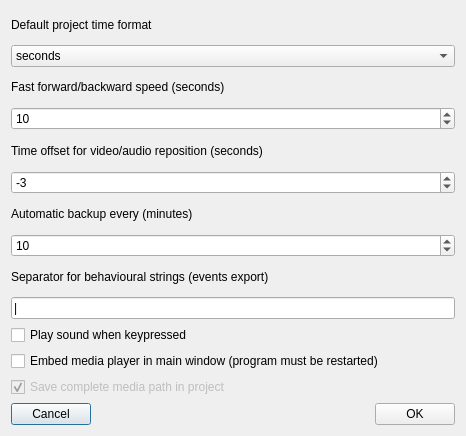
Above: preferences.ui from olivierfriard/BORIS before the change. Below: the same form after it.
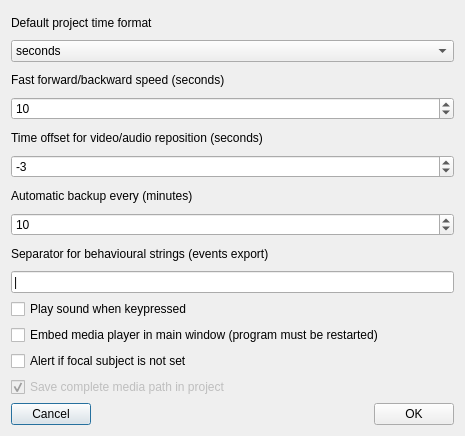
That is the form after the change.

Commit message: added alert when no focal subject defined

What changed in the file:
```diff
--- a/preferences.ui
+++ b/preferences.ui
@@ -9,7 +9,7 @@
    <rect>
     <x>0</x>
     <y>0</y>
-    <width>466</width>
+    <width>465</width>
     <height>436</height>
    </rect>
   </property>
@@ -128,6 +128,13 @@
        </property>
       </widget>
      </item>
+     <item>
+      <widget class="QCheckBox" name="cbAlertNoFocalSubject">
+       <property name="text">
+        <string>Alert if focal subject is not set</string>
+       </property>
+      </widget>
+     </item>
      <item>
       <widget class="QCheckBox" name="cbSaveMediaFilePath">
        <property name="enabled">
```
The commit also changes 2 other files.
